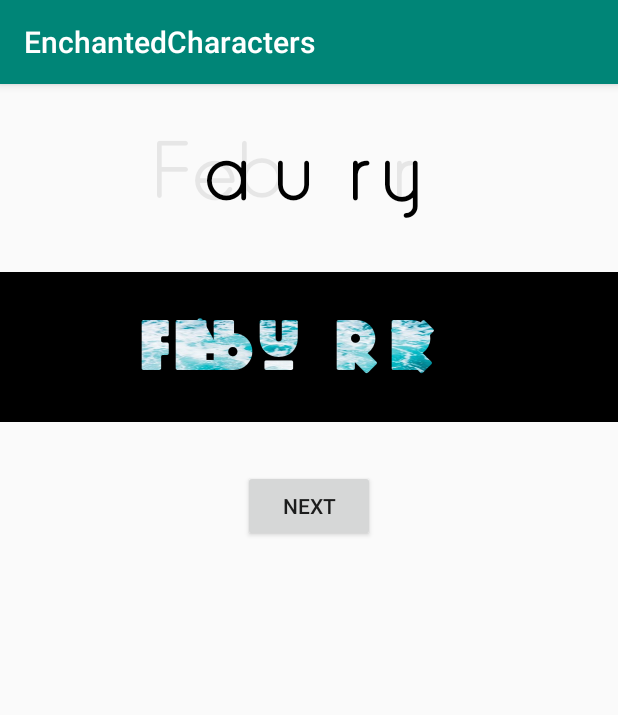
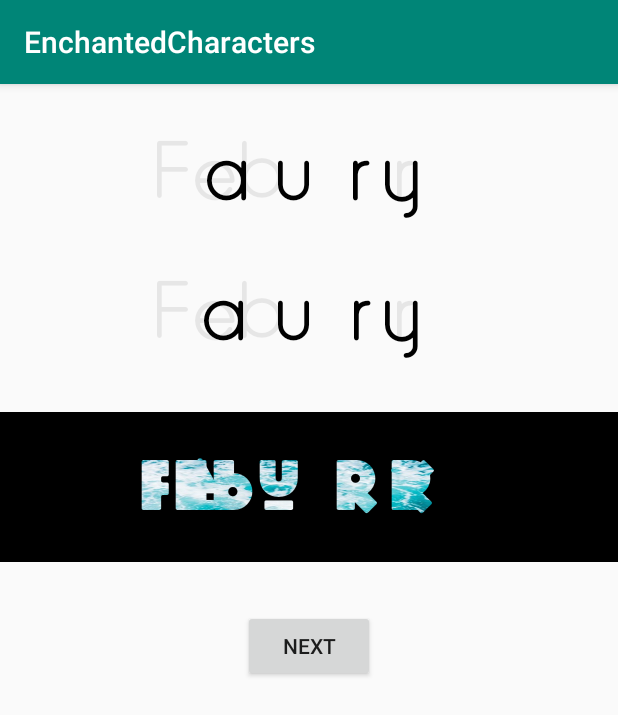
Before and after one commit to landicefu/EnchantedCharactersView, an Android app: the screen it shows after launch (MainActivity), after a tap on "NEXT", on a phone screen of 412 x 824 dp. Shown: the top 715 px of the screen. Run offline under Robolectric (Android 15) with nearby library versions, the phone set to English and light mode, and no system bars.

```diff
--- a/EnchantedCharactersView/build.gradle
+++ b/EnchantedCharactersView/build.gradle
@@ -6,9 +6,8 @@ android {
     compileSdkVersion 28
     buildToolsVersion "29.0.2"
 
-
     defaultConfig {
-        minSdkVersion 19
+        minSdkVersion 14
         targetSdkVersion 28
         versionCode 1
         versionName "1.0"
@@ -26,8 +25,4 @@ android {
 dependencies {
     implementation 'org.jetbrains.kotlin:kotlin-stdlib-jdk7:1.3.50'
     implementation fileTree(dir: 'libs', include: ['*.jar'])
-//    implementation 'com.android.support:appcompat-v7:28.0.0'
-    testImplementation 'junit:junit:4.12'
-    androidTestImplementation 'com.android.support.test:runner:1.0.2'
-    androidTestImplementation 'com.android.support.test.espresso:espresso-core:3.0.2'
 }
--- a/EnchantedCharactersView/src/main/java/tw/lifehackers/widget/EnchantedCharactersView.kt
+++ b/EnchantedCharactersView/src/main/java/tw/lifehackers/widget/EnchantedCharactersView.kt
@@ -3,6 +3,7 @@ package tw.lifehackers.widget
 import android.annotation.SuppressLint
 import android.content.Context
 import android.graphics.*
+import android.os.Build
 import android.os.Handler
 import android.text.TextPaint
 import android.util.AttributeSet
@@ -10,6 +11,7 @@ import android.util.Log
 import android.util.TypedValue
 import android.view.Gravity.*
 import android.view.View
+import android.view.animation.Interpolator
 import tw.lifehackers.widget.enchantedcharacters.R
 
 class EnchantedCharactersView : View {
@@ -65,6 +67,8 @@ class EnchantedCharactersView : View {
             field = value
             invalidate()
         }
+
+    var interpolator: Interpolator? = null
 
     private var isAtMost: Boolean = false
     private val uiHandler = Handler()
@@ -139,6 +143,10 @@ class EnchantedCharactersView : View {
 
     @SuppressLint("RtlHardcoded")
     private fun getOffsetX(str: String, oldStr: String? = null): Float {
+        val layoutDirection = if (Build.VERSION.SDK_INT > Build.VERSION_CODES.JELLY_BEAN_MR1) {
+            layoutDirection
+        } else 0 // LayoutDirection.LTR
+
         val absGravity = getAbsoluteGravity(gravity, layoutDirection)
         val contentWidth = textPaint.measureText(str)
         val containerWidth = if (isAtMost) {
@@ -163,7 +171,8 @@ class EnchantedCharactersView : View {
             textPaint,
             fadeInForNonMovingChar,
             getOffsetX(newStr, oldStr),
-            getOffsetY()
+            getOffsetY(),
+            interpolator
         )
         requestLayout()
     }
@@ -209,7 +218,8 @@ private class IntermediateState(
     val textPaint: TextPaint,
     val fadeIn: Boolean,
     val offsetX: Float,
-    val offsetY: Float
+    val offsetY: Float,
+    val interpolator: Interpolator? = null
 ) {
     private var currentStep = 0
 
@@ -248,6 +258,7 @@ private class IntermediateState(
 
     fun drawStep(canvas: Canvas) {
         val percentage = (++currentStep).toFloat() / numberOfSteps
+        val interpolatedPercentage = interpolator?.getInterpolation(percentage) ?: percentage
 
         if (fadeIn) {
             textPaint.color = textColor and 0x00FFFFFF or (Color.alpha(textColor) * percentage).toInt().shl(24)
@@ -261,10 +272,17 @@ private class IntermediateState(
 
         textPaint.color = textColor
         for (shiftingChar in shiftingCharList) {
-            val offsetX = offsetX + linearInterpolate(shiftingChar.startOffset, shiftingChar.endOffset, percentage)
+            val offsetX = offsetX + linearInterpolate(
+                shiftingChar.startOffset,
+                shiftingChar.endOffset,
+                interpolatedPercentage
+            )
             canvas.drawText(shiftingChar.char.toString(), offsetX, offsetY, textPaint)
         }
     }
+
+    private fun linearInterpolate(oldValue: Float, newValue: Float, percentage: Float) =
+        oldValue + (newValue - oldValue) * percentage
 
     fun isFinalStep() = currentStep == numberOfSteps
 
@@ -279,6 +297,3 @@ private class IntermediateState(
         val endOffset: Float
     )
 }
-
-private fun linearInterpolate(oldValue: Float, newValue: Float, percentage: Float) =
-    oldValue + (newValue - oldValue) * percentage
--- a/app/build.gradle
+++ b/app/build.gradle
@@ -7,7 +7,7 @@ android {
     buildToolsVersion "29.0.2"
     defaultConfig {
         applicationId "tw.lifehackers.sample.enchantedcharacters"
-        minSdkVersion 19
+        minSdkVersion 16
         targetSdkVersion 28
         versionCode 1
         versionName "1.0"
--- a/app/src/main/java/tw/lifehackers/sample/enchantedcharacters/MainActivity.kt
+++ b/app/src/main/java/tw/lifehackers/sample/enchantedcharacters/MainActivity.kt
@@ -2,6 +2,7 @@ package tw.lifehackers.sample.enchantedcharacters
 
 import android.os.Bundle
 import android.support.v7.app.AppCompatActivity
+import android.view.animation.BounceInterpolator
 import kotlinx.android.synthetic.main.activity_main.*
 
 class MainActivity : AppCompatActivity() {
@@ -28,9 +29,11 @@ class MainActivity : AppCompatActivity() {
     override fun onCreate(savedInstanceState: Bundle?) {
         super.onCreate(savedInstanceState)
         setContentView(R.layout.activity_main)
+        enchantedCharactersView2.interpolator = BounceInterpolator()
         buttonNext.setOnClickListener {
             enchantedCharactersView.text = MONTHS[++index % MONTHS.size]
             enchantedCharactersView2.text = MONTHS[index % MONTHS.size]
+            enchantedCharactersView3.text = MONTHS[index % MONTHS.size]
         }
     }
 }
--- a/app/src/main/res/layout/activity_main.xml
+++ b/app/src/main/res/layout/activity_main.xml
@@ -22,6 +22,22 @@
             app:layout_constraintRight_toRightOf="parent"
             app:layout_constraintTop_toTopOf="parent"/>
 
+    <tw.lifehackers.widget.EnchantedCharactersView
+            android:id="@+id/enchantedCharactersView2"
+            android:layout_width="wrap_content"
+            android:layout_height="wrap_content"
+            android:padding="4dp"
+            android:layout_marginTop="32dp"
+            app:fadeInForNonMovingChar="true"
+            app:typeface="Adlanta.otf"
+            app:text="January"
+            app:textColor="@android:color/black"
+            app:textSize="48sp"
+            app:gravity="center_vertical|center_horizontal"
+            app:layout_constraintLeft_toLeftOf="parent"
+            app:layout_constraintRight_toRightOf="parent"
+            app:layout_constraintTop_toBottomOf="@id/enchantedCharactersView"/>
+
     <FrameLayout
             android:id="@+id/container"
             android:layout_width="match_parent"
@@ -30,10 +46,10 @@
             android:layout_marginTop="32dp"
             app:layout_constraintLeft_toLeftOf="parent"
             app:layout_constraintRight_toRightOf="parent"
-            app:layout_constraintTop_toBottomOf="@id/enchantedCharactersView">
+            app:layout_constraintTop_toBottomOf="@id/enchantedCharactersView2">
 
         <tw.lifehackers.widget.EnchantedCharactersView
-                android:id="@+id/enchantedCharactersView2"
+                android:id="@+id/enchantedCharactersView3"
                 android:layout_width="match_parent"
                 android:layout_height="match_parent"
                 android:padding="4dp"
```
